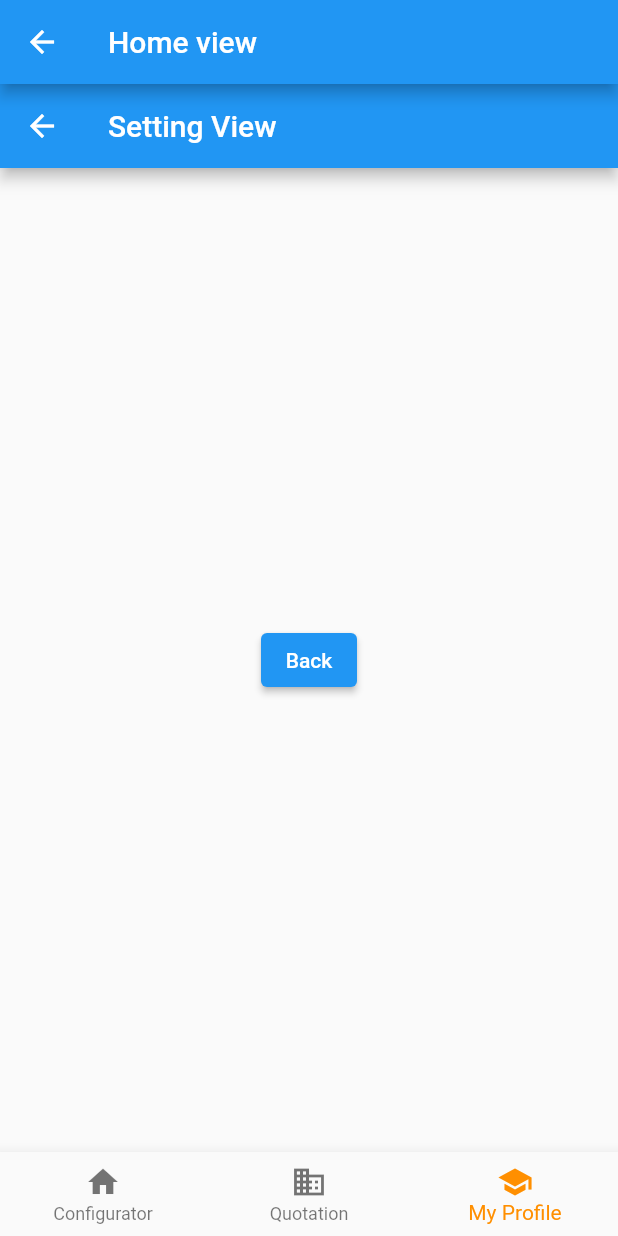
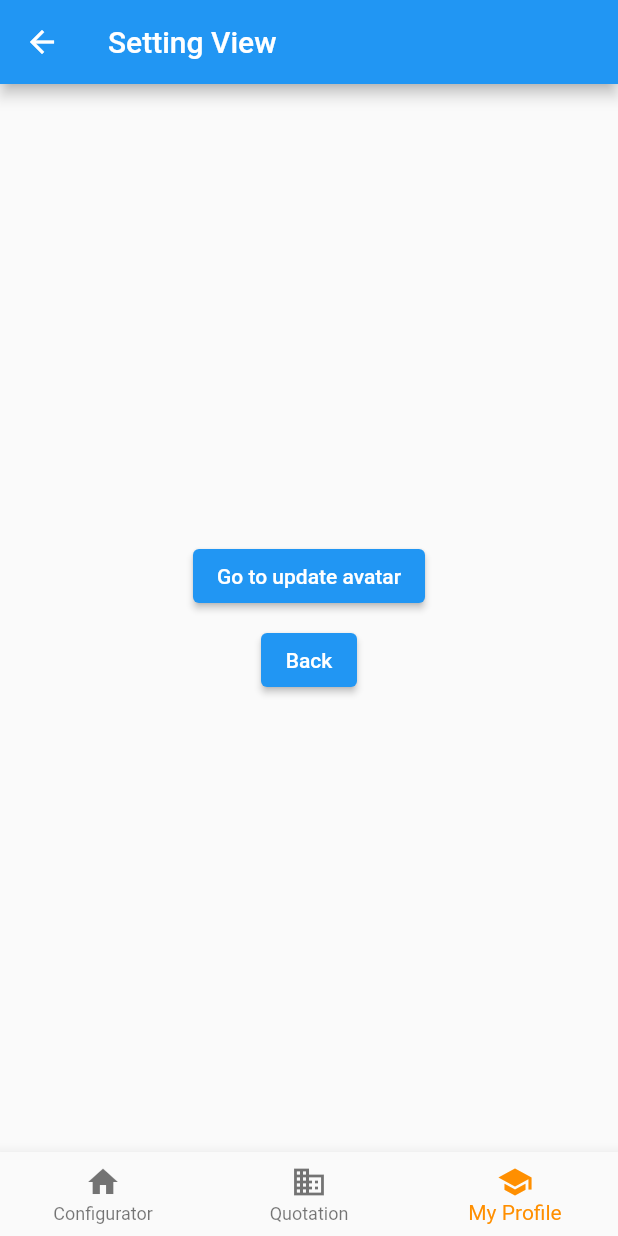
Before and after one commit to rossnguyen/flutter-getx, a Flutter app: the HomeView screen opened by its route, item 3 of the bottom bar chosen, after a tap on "Go to Setting", on a phone screen of 412 x 824 dp. Run offline on Flutter 3.47's test engine with Material 2 defaults, Android fonts, the phone set to English and light mode, and no system bars; our stand-ins replace get.

Commit message:
Nested navigator with getX

```diff
--- a/lib/main.dart
+++ b/lib/main.dart
@@ -2,6 +2,7 @@ import 'package:flutter/material.dart';
 import 'package:get/get.dart';
 import 'package:getx_demo/pages/splash/splash_view.dart';
 import 'package:getx_demo/routes/app_pages.dart';
+import 'package:getx_demo/routes/routes_id.dart';
 
 void main() {
   runApp(const MyApp());
--- a/lib/pages/home/home_view.dart
+++ b/lib/pages/home/home_view.dart
@@ -1,8 +1,6 @@
 import 'package:flutter/material.dart';
-import 'package:get/get.dart';
-import 'package:getx_demo/pages/home/tab/my_profile.dart';
+import 'package:getx_demo/pages/home/tab/navigator_my_profile.dart';
 import 'package:getx_demo/pages/home/tab/quotation_view.dart';
-import 'package:getx_demo/pages/splash/splash_view.dart';
 
 import 'tab/configurator_view.dart';
 
@@ -20,7 +18,7 @@ class _HomeViewState extends State<HomeView> {
   static const List<Widget> _widgetOptions = <Widget>[
     ConfiguratorView(),
     QuotationView(),
-    MyProfileView(),
+    NavigatorMyProfile(),
   ];
 
   void _onItemTapped(int index) {
@@ -32,9 +30,6 @@ class _HomeViewState extends State<HomeView> {
   @override
   Widget build(BuildContext context) {
     return Scaffold(
-      appBar: AppBar(
-        title: const Text('Home view'),
-      ),
       body: Center(
         child: _widgetOptions.elementAt(_selectedIndex),
       ),
--- a/lib/pages/home/tab/configurator_view.dart
+++ b/lib/pages/home/tab/configurator_view.dart
@@ -3,6 +3,7 @@ import 'package:flutter/material.dart';
 import 'package:flutter/src/foundation/key.dart';
 import 'package:flutter/src/widgets/framework.dart';
 import 'package:get/get.dart';
+import 'package:getx_demo/routes/routes_id.dart';
 
 import '../../../routes/app_pages.dart';
 
@@ -12,14 +13,7 @@ class ConfiguratorView extends StatelessWidget {
   @override
   Widget build(BuildContext context) {
     return Center(
-      child: Column(
-        mainAxisSize: MainAxisSize.min,
-        children: [
-          Text('Change configurator view'),
-          SizedBox(height: 8,),
-          ElevatedButton(onPressed: (){Get.toNamed(Routes.SETTING);}, child: Text('Go to setting'))
-        ],
-      ),
+      child: Text('Change configurator view'),
     );
   }
 }
--- a/lib/pages/home/tab/my_profile.dart
+++ /dev/null
@@ -1,46 +0,0 @@
-import 'package:flutter/cupertino.dart';
-import 'package:flutter/material.dart';
-import 'package:flutter/src/foundation/key.dart';
-import 'package:flutter/src/widgets/framework.dart';
-import 'package:get/get.dart';
-import 'package:getx_demo/pages/home/setting_view.dart';
-import 'package:getx_demo/routes/routes_id.dart';
-
-import '../../../routes/app_pages.dart';
-
-class MyProfileView extends StatelessWidget {
-  const MyProfileView({Key? key}) : super(key: key);
-
-  @override
-  Widget build(BuildContext context) {
-    return Navigator(
-      key: Get.nestedKey(RoutesId.subProfileNavigatorId),
-      initialRoute: '/',
-      onGenerateRoute: (settings) {
-        if (settings.name == '/') {
-          return GetPageRoute(
-            page: () => Scaffold(
-              appBar: AppBar(
-                title: Text("My Profile"),
-              ),
-              body: Center(
-                child: ElevatedButton(
-                  onPressed: () {
-                    Get.toNamed(Routes.SETTING,
-                        id: RoutesId
-                            .subProfileNavigatorId); // navigate by your nested route by index
-                  },
-                  child: Text("Go to Setting"),
-                ),
-              ),
-            ),
-          );
-        } else if (settings.name == Routes.SETTING) {
-          return GetPageRoute(
-            page: () => SettingView(),
-          );
-        }
-      },
-    );
-  }
-}
--- /dev/null
+++ b/lib/pages/home/tab/navigator_my_profile.dart
@@ -0,0 +1,40 @@
+import 'package:flutter/cupertino.dart';
+import 'package:flutter/material.dart';
+import 'package:flutter/src/foundation/key.dart';
+import 'package:flutter/src/widgets/framework.dart';
+import 'package:get/get.dart';
+import 'package:getx_demo/pages/my_profile/my_profile_view.dart';
+import 'package:getx_demo/pages/setting/setting_view.dart';
+import 'package:getx_demo/pages/update_avatar/update_avatar_view.dart';
+import 'package:getx_demo/routes/my_profile_routes.dart';
+import 'package:getx_demo/routes/routes_id.dart';
+
+import '../../../routes/app_pages.dart';
+
+class NavigatorMyProfile extends StatelessWidget {
+  const NavigatorMyProfile({Key? key}) : super(key: key);
+
+  @override
+  Widget build(BuildContext context) {
+    return Navigator(
+      key: Get.nestedKey(RoutesId.profileNavigatorId),
+      initialRoute: MyProfileRoutes.MY_PROFILE,
+      onGenerateRoute: (settings) {
+        return GetPageRoute(
+          page: () {
+            switch (settings.name) {
+              case MyProfileRoutes.MY_PROFILE:
+                return MyProfileView();
+              case MyProfileRoutes.SETTING:
+                return SettingView();
+              case MyProfileRoutes.UPDATE_AVATAR:
+                return UpdateAvatarView();
+              default:
+                return MyProfileView();
+            }
+          },
+        );
+      },
+    );
+  }
+}
--- a/lib/pages/home/tab/quotation_view.dart
+++ b/lib/pages/home/tab/quotation_view.dart
@@ -1,6 +1,9 @@
 import 'package:flutter/cupertino.dart';
+import 'package:flutter/material.dart';
 import 'package:flutter/src/foundation/key.dart';
 import 'package:flutter/src/widgets/framework.dart';
+import 'package:get/get.dart';
+import 'package:getx_demo/routes/app_pages.dart';
 
 class QuotationView extends StatelessWidget {
   const QuotationView({Key? key}) : super(key: key);
@@ -8,7 +11,20 @@ class QuotationView extends StatelessWidget {
   @override
   Widget build(BuildContext context) {
     return Center(
-      child: Text('Quotation View'),
+      child: Column(
+        mainAxisSize: MainAxisSize.min,
+        children: [
+          Text('Quotation View'),
+          SizedBox(
+            height: 8,
+          ),
+          ElevatedButton(
+              onPressed: () {
+                Get.toNamed(Routes.SUMMARY);
+              },
+              child: Text('Go to summary'))
+        ],
+      ),
     );
   }
 }
--- /dev/null
+++ b/lib/pages/my_profile/my_profile_view.dart
@@ -0,0 +1,31 @@
+import 'package:flutter/cupertino.dart';
+import 'package:flutter/material.dart';
+import 'package:flutter/src/foundation/key.dart';
+import 'package:flutter/src/widgets/framework.dart';
+import 'package:get/get.dart';
+import 'package:getx_demo/routes/routes_id.dart';
+
+import '../../routes/app_pages.dart';
+import '../../routes/my_profile_routes.dart';
+
+class MyProfileView extends StatelessWidget {
+  const MyProfileView({Key? key}) : super(key: key);
+
+  @override
+  Widget build(BuildContext context) {
+    return Scaffold(
+      body: Center(
+        child: ElevatedButton(
+          onPressed: () {
+            Get.toNamed(MyProfileRoutes.SETTING,
+                id: RoutesId.profileNavigatorId,
+                arguments: {
+                  'id': RoutesId.profileNavigatorId
+                }); // navigate by your nested route by index
+          },
+          child: Text("Go to Setting"),
+        ),
+      ),
+    );
+  }
+}
--- /dev/null
+++ b/lib/pages/quotation_summary/quotation_summary_view.dart
@@ -0,0 +1,15 @@
+
+import 'package:flutter/material.dart';
+
+class QuotationSummaryView extends StatelessWidget {
+  const QuotationSummaryView({Key? key}) : super(key: key);
+
+  @override
+  Widget build(BuildContext context) {
+    return Scaffold(
+        appBar: AppBar(title: const Text('Quotation summary')),
+        body: Center(
+      child: Text('Quotation Sunnart View'),
+    ));
+  }
+}
--- /dev/null
+++ b/lib/pages/setting/setting_view.dart
@@ -0,0 +1,40 @@
+import 'package:flutter/cupertino.dart';
+import 'package:flutter/material.dart';
+import 'package:flutter/src/foundation/key.dart';
+import 'package:flutter/src/widgets/framework.dart';
+import 'package:get/get.dart';
+import 'package:getx_demo/routes/routes_id.dart';
+
+import '../../routes/app_pages.dart';
+import '../../routes/my_profile_routes.dart';
+
+class SettingView extends StatelessWidget {
+  const SettingView({Key? key}) : super(key: key);
+
+  @override
+  Widget build(BuildContext context) {
+    return Scaffold(
+        appBar: AppBar(title: const Text('Setting View')),
+        body: Center(
+          child: Column(
+            mainAxisSize: MainAxisSize.min,
+            children: [
+              ElevatedButton(
+                onPressed: () {
+                  Get.toNamed(MyProfileRoutes.UPDATE_AVATAR,
+                      id: RoutesId.profileNavigatorId);
+                },
+                child: const Text('Go to update avatar'),
+              ),
+              SizedBox(height: 8),
+              ElevatedButton(
+                onPressed: () {
+                  Get.back(id: RoutesId.profileNavigatorId);
+                },
+                child: const Text('Back'),
+              ),
+            ],
+          ),
+        ));
+  }
+}
--- a/lib/pages/home/setting_view.dart
+++ b/lib/pages/update_avatar/update_avatar_view.dart
@@ -3,22 +3,22 @@ import 'package:flutter/material.dart';
 import 'package:flutter/src/foundation/key.dart';
 import 'package:flutter/src/widgets/framework.dart';
 import 'package:get/get.dart';
+import 'package:getx_demo/routes/routes_id.dart';
 
-class SettingView extends StatelessWidget {
-  const SettingView({Key? key}) : super(key: key);
+class UpdateAvatarView extends StatelessWidget {
+  const UpdateAvatarView({Key? key}) : super(key: key);
 
   @override
   Widget build(BuildContext context) {
     return Scaffold(
-        appBar: AppBar(title: const Text('Setting View')),
+        appBar: AppBar(title: const Text('Update Avatar View')),
         body: Center(
           child: Column(
             mainAxisSize: MainAxisSize.min,
             children: [
               ElevatedButton(
                 onPressed: () {
-                  // Navigator.pop(context);
-                  Get.back();
+                  Get.back(id: RoutesId.profileNavigatorId);
                 },
                 child: const Text('Back'),
               ),
--- a/lib/routes/app_pages.dart
+++ b/lib/routes/app_pages.dart
@@ -1,8 +1,10 @@
 import 'package:get/get.dart';
-import 'package:getx_demo/pages/home/setting_view.dart';
+import 'package:getx_demo/pages/setting/setting_view.dart';
 import 'package:getx_demo/pages/login/login_view.dart';
 import 'package:getx_demo/pages/home/home_view.dart';
+import 'package:getx_demo/pages/quotation_summary/quotation_summary_view.dart';
 import 'package:getx_demo/pages/splash/splash_view.dart';
+import 'package:getx_demo/pages/update_avatar/update_avatar_view.dart';
 
 part 'app_routes.dart';
 
@@ -27,11 +29,11 @@ class AppPages {
       page: () => const HomeView(),
       // binding: SplashBinding(),
     ),
-
-    GetPage(
-      name: _Paths.SETTING,
-      page: () => const SettingView(),
+     GetPage(
+      name: _Paths.SUMMARY,
+      page: () => const QuotationSummaryView(),
       // binding: SplashBinding(),
     ),
+
   ];
 }
--- a/lib/routes/app_routes.dart
+++ b/lib/routes/app_routes.dart
@@ -6,7 +6,7 @@ abstract class Routes {
   static const SPLASH = _Paths.SPLASH;
   static const LOGIN = _Paths.LOGIN;
   static const HOME = _Paths.HOME;
-  static const SETTING = _Paths.SETTING;
+  static const SUMMARY = _Paths.SUMMARY;
 }
 
 abstract class _Paths {
@@ -14,5 +14,5 @@ abstract class _Paths {
   static const SPLASH = '/splash';
   static const LOGIN = '/login';
   static const HOME = '/home';
-  static const SETTING = '/setting';
+  static const SUMMARY = '/summary';
 }
--- /dev/null
+++ b/lib/routes/my_profile_routes.dart
@@ -0,0 +1,13 @@
+class MyProfileRoutes {
+  MyProfileRoutes._();
+  static const MY_PROFILE = _Paths.MY_PROFILE;
+  static const SETTING = _Paths.SETTING;
+  static const UPDATE_AVATAR = _Paths.UPDATE_AVATAR;
+}
+
+abstract class _Paths {
+  _Paths._();
+  static const MY_PROFILE = '/my_profile';
+  static const SETTING = '/setting';
+  static const UPDATE_AVATAR = '/update_avatar';
+}
--- a/lib/routes/routes_id.dart
+++ b/lib/routes/routes_id.dart
@@ -1,4 +1,3 @@
 class RoutesId {
-  static const int parentNavigatorId = 1;
-  static const int subProfileNavigatorId = 2;
+  static const int profileNavigatorId = 1;
 }
```
